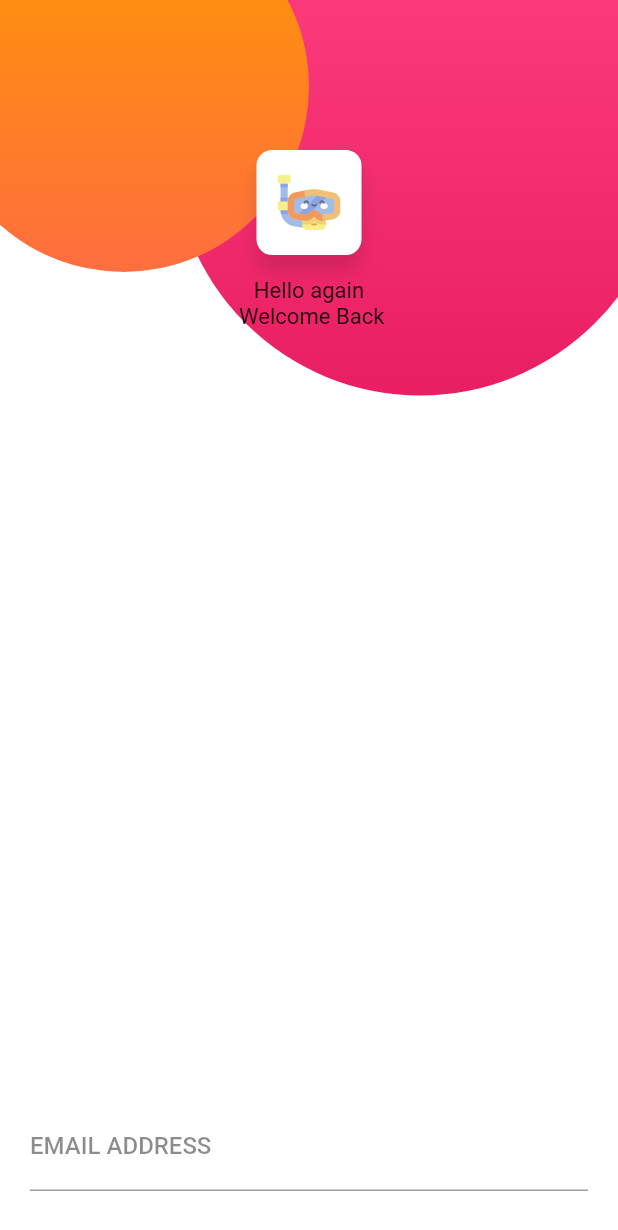
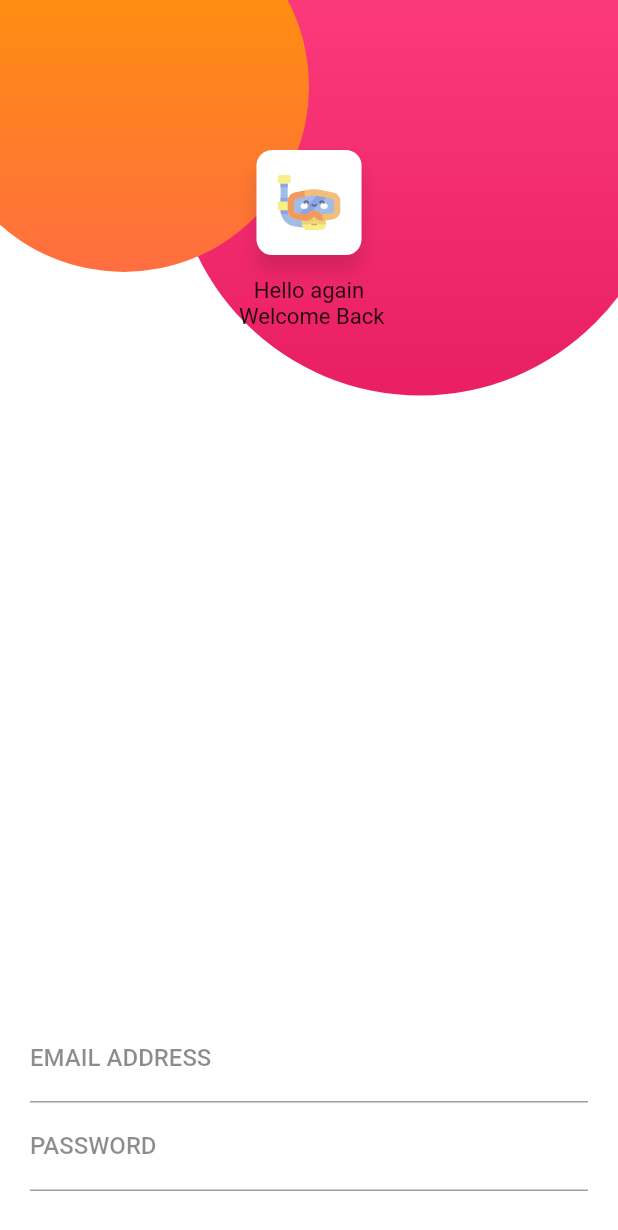
Before and after one commit to dafma/restapimedu, a Flutter app: the screen it shows after launch, on a phone screen of 412 x 824 dp. Shown: the top 1230 px of the screen. Run offline on Flutter 3.47's test engine with Material 2 defaults, Android fonts, the phone set to English and light mode, and no system bars; our stand-ins replace flutter_svg.

Commit message:
refactorizando forms inputs

```diff
--- a/lib/widgets/input_text.dart
+++ b/lib/widgets/input_text.dart
@@ -0,0 +1,24 @@
+import 'package:flutter/material.dart';
+
+class InputText extends StatelessWidget {
+  final String label;
+  final TextInputType keyboardType;
+  final bool obscureText;
+  const InputText({
+    Key key,
+    this.label="",
+    this.keyboardType = TextInputType.text,
+    this.obscureText= false}) : super(key: key);
+
+  @override
+  Widget build(BuildContext context) {
+    return TextFormField(
+      keyboardType: this.keyboardType,
+      obscureText: this.obscureText,
+          decoration: InputDecoration(
+            labelText: label,
+            labelStyle: TextStyle(color: Colors.black45, fontWeight: FontWeight.w500)
+          ),
+        );
+  }
+}
--- a/lib/widgets/login_form.dart
+++ b/lib/widgets/login_form.dart
@@ -1,4 +1,5 @@
 import 'package:flutter/material.dart';
+import 'input_text.dart';
 
 class LoginForm extends StatefulWidget {
   LoginForm({Key key}) : super(key: key);
@@ -16,11 +17,12 @@ class _LoginFormState extends State<LoginForm> {
       right: 20,
         child: Column(
         children:<Widget>[
-          TextFormField(
-            decoration: InputDecoration(
-              labelText: "EMAIL ADDRESS",
-              labelStyle: TextStyle(color: Colors.black45, fontWeight: FontWeight.w500)
-            ),
+          InputText(
+            keyboardType: TextInputType.emailAddress,
+            label: "EMAIL ADDRESS"),
+          InputText(
+            obscureText: true,
+            label: "PASSWORD"
           ),
         ]
       ),
```
